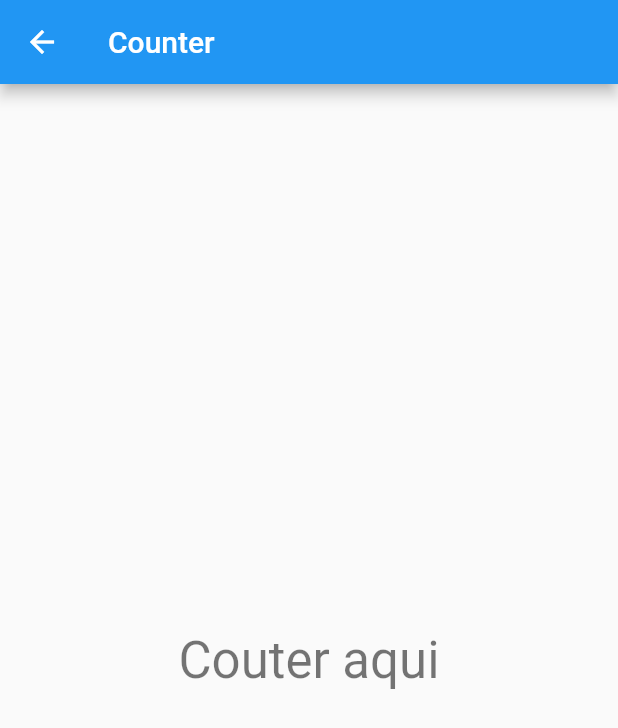
After one commit to livroandroid/flutter_counter, a Flutter app: the CounterPage screen opened directly, on a phone screen of 412 x 824 dp. The commit adds this screen. Shown: the top 728 px of the screen. Run offline on Flutter 3.47's test engine with Material 2 defaults, Android fonts, the phone set to English and light mode, and no system bars.

Commit message:
first commit

```diff
--- /dev/null
+++ b/lib/counter_page.dart
@@ -0,0 +1,23 @@
+import 'package:flutter/material.dart';
+
+class CounterPage extends StatefulWidget {
+  @override
+  _CounterPageState createState() => _CounterPageState();
+}
+
+class _CounterPageState extends State<CounterPage> {
+  @override
+  Widget build(BuildContext context) {
+    return Scaffold(
+      appBar: AppBar(
+        title: Text("Counter"),
+      ),
+      body: Center(
+        child: Text(
+          'Couter aqui',
+          style: Theme.of(context).textTheme.display1,
+        ),
+      ),
+    );
+  }
+}
```
Also changed, not shown: lib/home_page.dart (added, +59 -0 lines), lib/main.dart (+1 -95 lines), 2 other files.
